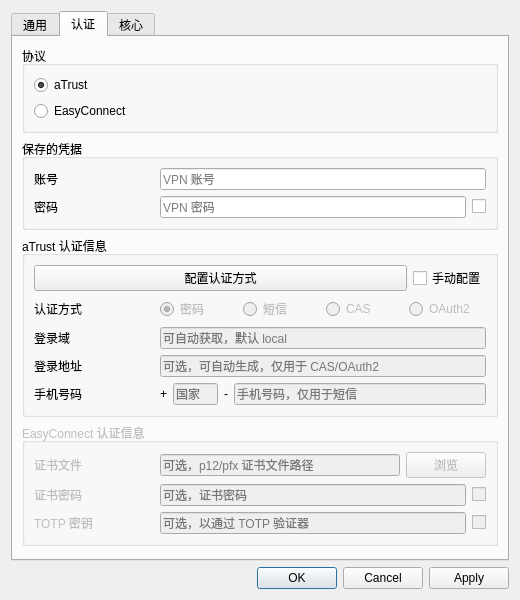
Above: presentation/dialogs/settingwindow/settingwindow.ui from PageChen04/EZ4Connect before the change. Below: the same form after it.
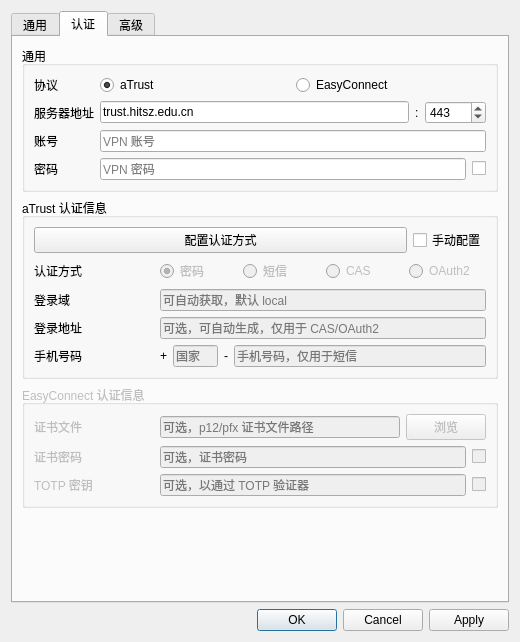
That is the form after the change. The open tabs and pages were chosen to show the change.

Commit message: refactor: 改进设置分栏

The edit to the form file:
```diff
--- a/presentation/dialogs/settingwindow/settingwindow.ui
+++ b/presentation/dialogs/settingwindow/settingwindow.ui
@@ -10,7 +10,7 @@
     <x>0</x>
     <y>0</y>
     <width>520</width>
-    <height>600</height>
+    <height>642</height>
    </rect>
   </property>
   <property name="windowTitle">
@@ -271,25 +271,111 @@
         </spacer>
        </item>
        <item row="1" column="0">
-        <widget class="QGroupBox" name="protocolGroupBox">
+        <widget class="QGroupBox" name="commonGroupBox">
          <property name="title">
-          <string>协议</string>
+          <string>通用</string>
          </property>
-         <layout class="QVBoxLayout" name="verticalLayout_2">
-          <item>
-           <widget class="QRadioButton" name="atrustRadioButton">
+         <layout class="QGridLayout" name="commonLayout">
+          <item row="1" column="1">
+           <widget class="QLineEdit" name="serverAddressLineEdit">
             <property name="text">
-             <string>aTrust</string>
+             <string>trust.hitsz.edu.cn</string>
             </property>
-            <property name="checked">
-             <bool>true</bool>
+           </widget>
+          </item>
+          <item row="0" column="1" colspan="4">
+           <layout class="QHBoxLayout" name="protocolLayout">
+            <item>
+             <widget class="QRadioButton" name="atrustRadioButton">
+              <property name="text">
+               <string>aTrust</string>
+              </property>
+              <property name="checked">
+               <bool>true</bool>
+              </property>
+             </widget>
+            </item>
+            <item>
+             <widget class="QRadioButton" name="easyconnectRadioButton">
+              <property name="text">
+               <string>EasyConnect</string>
+              </property>
+             </widget>
+            </item>
+           </layout>
+          </item>
+          <item row="2" column="1" colspan="4">
+           <widget class="QLineEdit" name="usernameLineEdit">
+            <property name="placeholderText">
+             <string>VPN 账号</string>
             </property>
            </widget>
           </item>
-          <item>
-           <widget class="QRadioButton" name="easyconnectRadioButton">
+          <item row="2" column="0">
+           <widget class="QLabel" name="commonTabLable2">
             <property name="text">
-             <string>EasyConnect</string>
+             <string>账号</string>
+            </property>
+           </widget>
+          </item>
+          <item row="3" column="0">
+           <widget class="QLabel" name="commonTabLable3">
+            <property name="text">
+             <string>密码</string>
+            </property>
+           </widget>
+          </item>
+          <item row="1" column="3" colspan="2">
+           <widget class="QSpinBox" name="serverPortSpinBox">
+            <property name="maximum">
+             <number>65535</number>
+            </property>
+            <property name="value">
+             <number>443</number>
+            </property>
+           </widget>
+          </item>
+          <item row="1" column="2">
+           <widget class="QLabel" name="label">
+            <property name="text">
+             <string>:</string>
+            </property>
+           </widget>
+          </item>
+          <item row="1" column="0">
+           <widget class="QLabel" name="zjuConnectTabLabel1">
+            <property name="text">
+             <string>服务器地址</string>
+            </property>
+           </widget>
+          </item>
+          <item row="0" column="0">
+           <widget class="QLabel" name="protocolLabel">
+            <property name="text">
+             <string>协议</string>
+            </property>
+           </widget>
+          </item>
+          <item row="3" column="4">
+           <widget class="QCheckBox" name="passwordVisibleCheckBox">
+            <property name="sizePolicy">
+             <sizepolicy hsizetype="Fixed" vsizetype="Fixed">
+              <horstretch>0</horstretch>
+              <verstretch>0</verstretch>
+             </sizepolicy>
+            </property>
+            <property name="text">
+             <string/>
+            </property>
+           </widget>
+          </item>
+          <item row="3" column="1" colspan="3">
+           <widget class="QLineEdit" name="passwordLineEdit">
+            <property name="echoMode">
+             <enum>QLineEdit::EchoMode::Password</enum>
+            </property>
+            <property name="placeholderText">
+             <string>VPN 密码</string>
             </property>
            </widget>
           </item>
@@ -405,76 +491,7 @@
          </layout>
         </widget>
        </item>
-       <item row="2" column="0">
-        <widget class="QGroupBox" name="credentialGroup">
-         <property name="title">
-          <string>保存的凭据</string>
-         </property>
-         <layout class="QGridLayout" name="gridLayout_6">
-          <item row="4" column="0">
-           <spacer name="horizontalSpacer_2">
-            <property name="orientation">
-             <enum>Qt::Orientation::Horizontal</enum>
-            </property>
-            <property name="sizeType">
-             <enum>QSizePolicy::Policy::Preferred</enum>
-            </property>
-            <property name="sizeHint" stdset="0">
-             <size>
-              <width>120</width>
-              <height>0</height>
-             </size>
-            </property>
-           </spacer>
-          </item>
-          <item row="1" column="1">
-           <widget class="QLineEdit" name="passwordLineEdit">
-            <property name="echoMode">
-             <enum>QLineEdit::EchoMode::Password</enum>
-            </property>
-            <property name="placeholderText">
-             <string>VPN 密码</string>
-            </property>
-           </widget>
-          </item>
-          <item row="0" column="0">
-           <widget class="QLabel" name="commonTabLable2">
-            <property name="text">
-             <string>账号</string>
-            </property>
-           </widget>
-          </item>
-          <item row="1" column="0">
-           <widget class="QLabel" name="commonTabLable3">
-            <property name="text">
-             <string>密码</string>
-            </property>
-           </widget>
-          </item>
-          <item row="1" column="2">
-           <widget class="QCheckBox" name="passwordVisibleCheckBox">
-            <property name="sizePolicy">
-             <sizepolicy hsizetype="Fixed" vsizetype="Fixed">
-              <horstretch>0</horstretch>
-              <verstretch>0</verstretch>
-             </sizepolicy>
-            </property>
-            <property name="text">
-             <string/>
-            </property>
-           </widget>
-          </item>
-          <item row="0" column="1" colspan="2">
-           <widget class="QLineEdit" name="usernameLineEdit">
-            <property name="placeholderText">
-             <string>VPN 账号</string>
-            </property>
-           </widget>
-          </item>
-         </layout>
-        </widget>
-       </item>
-       <item row="3" column="0">
+       <item row="4" column="0">
         <widget class="QGroupBox" name="authInfoGroupBox">
          <property name="title">
           <string>aTrust 认证信息</string>
@@ -680,7 +697,7 @@
      </widget>
      <widget class="QWidget" name="zjuConnectTab">
       <attribute name="title">
-       <string>核心</string>
+       <string>高级</string>
       </attribute>
       <layout class="QGridLayout" name="gridLayout_3">
        <item row="8" column="1" colspan="3">
@@ -697,13 +714,6 @@
          </property>
         </widget>
        </item>
-       <item row="0" column="1">
-        <widget class="QLineEdit" name="serverAddressLineEdit">
-         <property name="text">
-          <string>trust.hitsz.edu.cn</string>
-         </property>
-        </widget>
-       </item>
        <item row="10" column="0">
         <widget class="QLabel" name="zjuConnectTabLabel6_3">
          <property name="text">
@@ -735,13 +745,6 @@
          </property>
         </widget>
        </item>
-       <item row="0" column="0">
-        <widget class="QLabel" name="zjuConnectTabLabel1">
-         <property name="text">
-          <string>服务器地址</string>
-         </property>
-        </widget>
-       </item>
        <item row="8" column="0">
         <widget class="QLabel" name="zjuConnectTabLabel10">
          <property name="text">
@@ -825,13 +828,6 @@
          </property>
         </widget>
        </item>
-       <item row="0" column="2">
-        <widget class="QLabel" name="label">
-         <property name="text">
-          <string>:</string>
-         </property>
-        </widget>
-       </item>
        <item row="16" column="0" colspan="4">
         <layout class="QGridLayout" name="gridLayout_4">
          <item row="0" column="1">
@@ -992,16 +988,6 @@
          </property>
         </widget>
        </item>
-       <item row="0" column="3">
-        <widget class="QSpinBox" name="serverPortSpinBox">
-         <property name="maximum">
-          <number>65535</number>
-         </property>
-         <property name="value">
-          <number>443</number>
-         </property>
-        </widget>
-       </item>
        <item row="11" column="1" colspan="3">
         <widget class="QLineEdit" name="keepAliveUrlLineEdit">
          <property name="placeholderText">
```
The commit also changes 1 other file.
